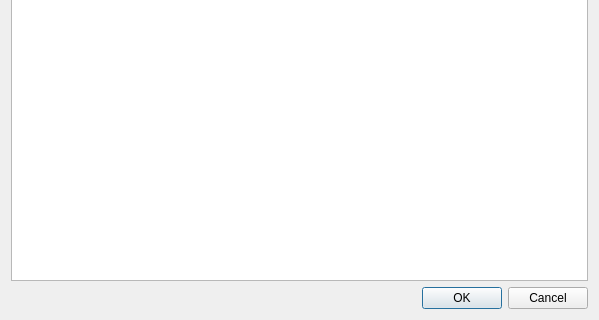
skriticos/nelia1, file forms/log_new_entry.ui: the form before one commit; both pictures show x 0 to 599 and y 242 to 562 of the 599 by 562 pixel window.
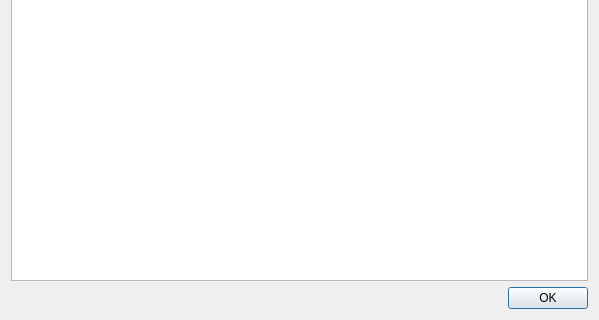
The form after the commit.

Commit message:
dialogs: tab changes focus in textboxes
No more indenting with tab in the dialog boxes. Instead they nicely follow the
flow of the other controls, jumping to the next one.

Removed cancel option for dialog boxes (which messes with the tab order).
Dialogs can be  aborted with standard window controls or <esc>.

```diff
--- a/forms/log_new_entry.ui
+++ b/forms/log_new_entry.ui
@@ -109,7 +109,7 @@
       <enum>Qt::Horizontal</enum>
      </property>
      <property name="standardButtons">
-      <set>QDialogButtonBox::Cancel|QDialogButtonBox::Ok</set>
+      <set>QDialogButtonBox::Ok</set>
      </property>
     </widget>
    </item>
```
Left out of the diff: 2 changed lines with no effect on the pictures. The commit also changes 3 other files.
